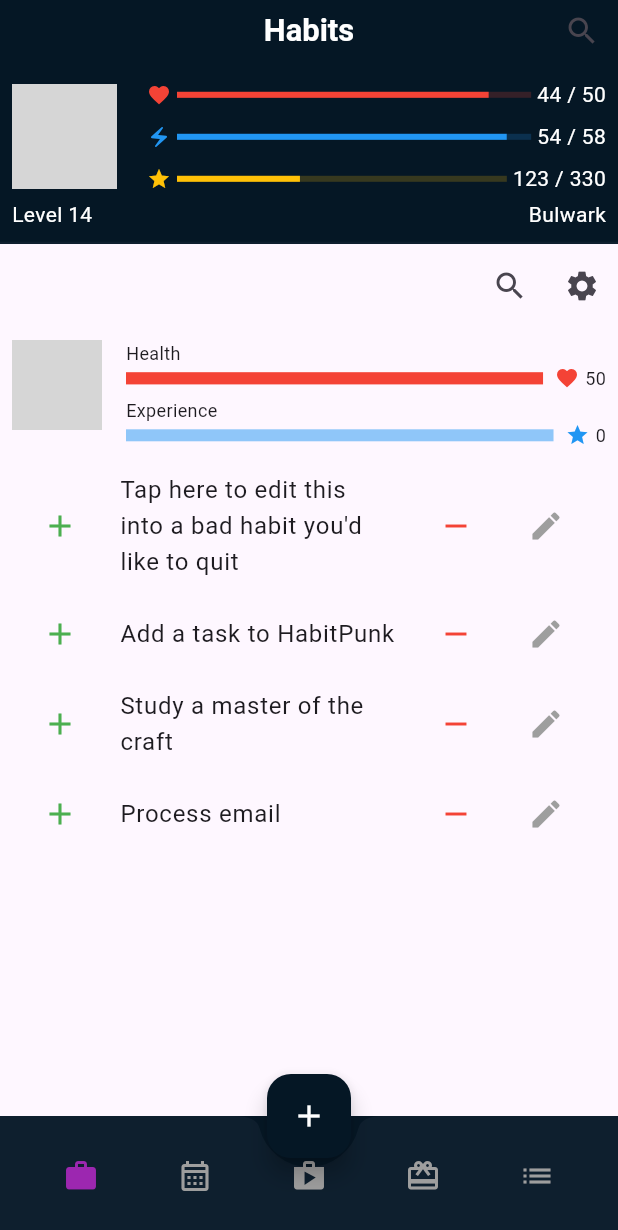
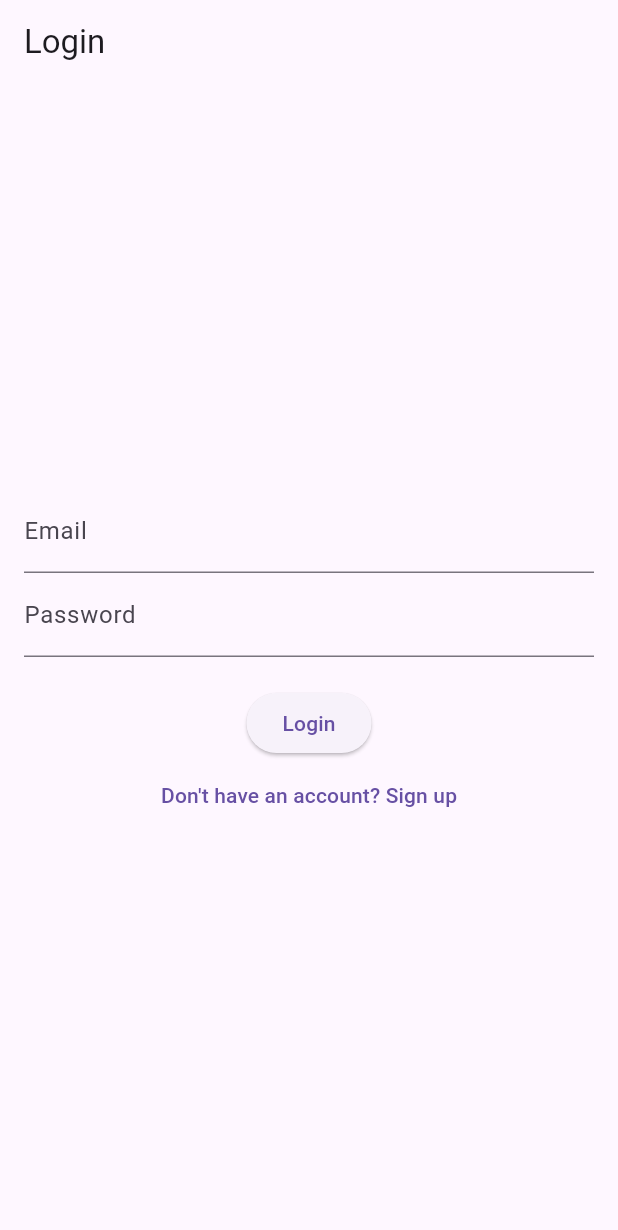
Before and after one commit to NPCuong069/habitpunk_final, a Flutter app: the screen it shows after launch, on a phone screen of 412 x 824 dp. Shown: the top 1230 px of the screen. Run offline on Flutter 3.47's test engine with Material 3 defaults, Android fonts, the phone set to English and light mode, and no system bars; grey boxes are pictures that could not be loaded.

Commit message:
Login and sign up mockup

```diff
--- a/lib/main.dart
+++ b/lib/main.dart
@@ -1,5 +1,5 @@
 import 'package:flutter/material.dart' hide NavigationBar;
-import 'package:habitpunk/src/ui/pages/party.dart';
+import 'package:habitpunk/src/ui/pages/party_page.dart';
 import 'src/ui/widgets/navigation_bar.dart';
 import 'src/ui/pages/habits_page.dart';
 import 'src/ui/pages/dailies_page.dart';
@@ -7,6 +7,8 @@ import 'src/ui/pages/setting_page.dart';
 import 'src/ui/pages/customization_page.dart';
 import 'src/ui/widgets/add_sheets.dart';
 import 'src/ui/widgets/status_bar.dart';
+import 'src/ui/pages/login_page.dart';
+import 'src/ui/pages/sign_up_page.dart';
 
 void main() async {
   WidgetsFlutterBinding.ensureInitialized();
@@ -22,8 +24,11 @@ class MyApp extends StatelessWidget {
       theme: ThemeData(
           // Define your app theme if needed
           ),
-      home: MainScreen(),
-      // Remove the named routes that are not used by the main navigator
+     initialRoute: '/',
+      routes: {
+        '/': (context) => LoginPage(),
+        '/signup': (context) => SignUpPage(),
+      },
     );
   }
 }
@@ -77,6 +82,8 @@ class _MainScreenState extends State<MainScreen> {
       ],
     );
   }
+
+
 
   Widget _buildOffstageNavigator(int index) {
     return Offstage(
--- /dev/null
+++ b/lib/src/ui/pages/login_page.dart
@@ -0,0 +1,98 @@
+import 'package:flutter/material.dart';
+import 'package:habitpunk/main.dart';
+
+
+class LoginPage extends StatelessWidget {
+  @override
+  Widget build(BuildContext context) {
+    return Scaffold(
+      appBar: AppBar(
+        title: Text('Login'),
+      ),
+      body: Padding(
+        padding: EdgeInsets.all(16.0),
+        child: LoginForm(),
+      ),
+    );
+  }
+}
+
+class LoginForm extends StatefulWidget {
+  @override
+  _LoginFormState createState() => _LoginFormState();
+}
+
+class _LoginFormState extends State<LoginForm> {
+  final _formKey = GlobalKey<FormState>();
+
+  // Hardcoded dummy account credentials for testing
+  final String _dummyEmail = '1';
+  final String _dummyPassword = '1';
+
+  // Text Editing Controllers to retrieve the current value of TextFormFields
+  final TextEditingController _emailController = TextEditingController();
+  final TextEditingController _passwordController = TextEditingController();
+
+  void _submit() {
+    // Checking if form is valid before performing login
+    if (_formKey.currentState!.validate()) {
+      // Checking against dummy credentials
+      if (_emailController.text == _dummyEmail && _passwordController.text == _dummyPassword) {
+        // If the input matches the dummy account, proceed to the HabitsPage
+        Navigator.pushReplacement(
+          context,
+          MaterialPageRoute(builder: (context) => MainScreen()),
+        );
+      } else {
+        // If input doesn't match, display an error
+        ScaffoldMessenger.of(context).showSnackBar(
+          SnackBar(content: Text('Incorrect email or password')),
+        );
+      }
+    }
+  }
+
+  @override
+  void dispose() {
+    // Dispose controllers when the widget is removed from the widget tree
+    _emailController.dispose();
+    _passwordController.dispose();
+    super.dispose();
+  }
+
+  @override
+  Widget build(BuildContext context) {
+    return Form(
+      key: _formKey,
+      child: Column(
+        mainAxisAlignment: MainAxisAlignment.center,
+        children: <Widget>[
+          TextFormField(
+            controller: _emailController, // Use the controller
+            decoration: InputDecoration(labelText: 'Email'),
+            validator: (value) => value!.isEmpty ? 'Please enter your email' : null,
+          ),
+          TextFormField(
+            controller: _passwordController, // Use the controller
+            decoration: InputDecoration(labelText: 'Password'),
+            obscureText: true,
+            validator: (value) => value!.isEmpty ? 'Please enter your password' : null,
+          ),
+          Padding(
+            padding: const EdgeInsets.only(top: 20.0),
+            child: ElevatedButton(
+              onPressed: _submit,
+              child: Text('Login'),
+            ),
+          ),
+          TextButton(
+            onPressed: () {
+              Navigator.pushNamed(context, '/signup');
+            },
+            child: Text('Don\'t have an account? Sign up'),
+          ),
+        ],
+      ),
+    );
+  }
+}
```
Also changed, not shown: lib/src/ui/pages/sign_up_page.dart (added, +78 -0 lines), lib/src/ui/pages/party_page.dart (renamed from lib/src/ui/pages/party.dart).
